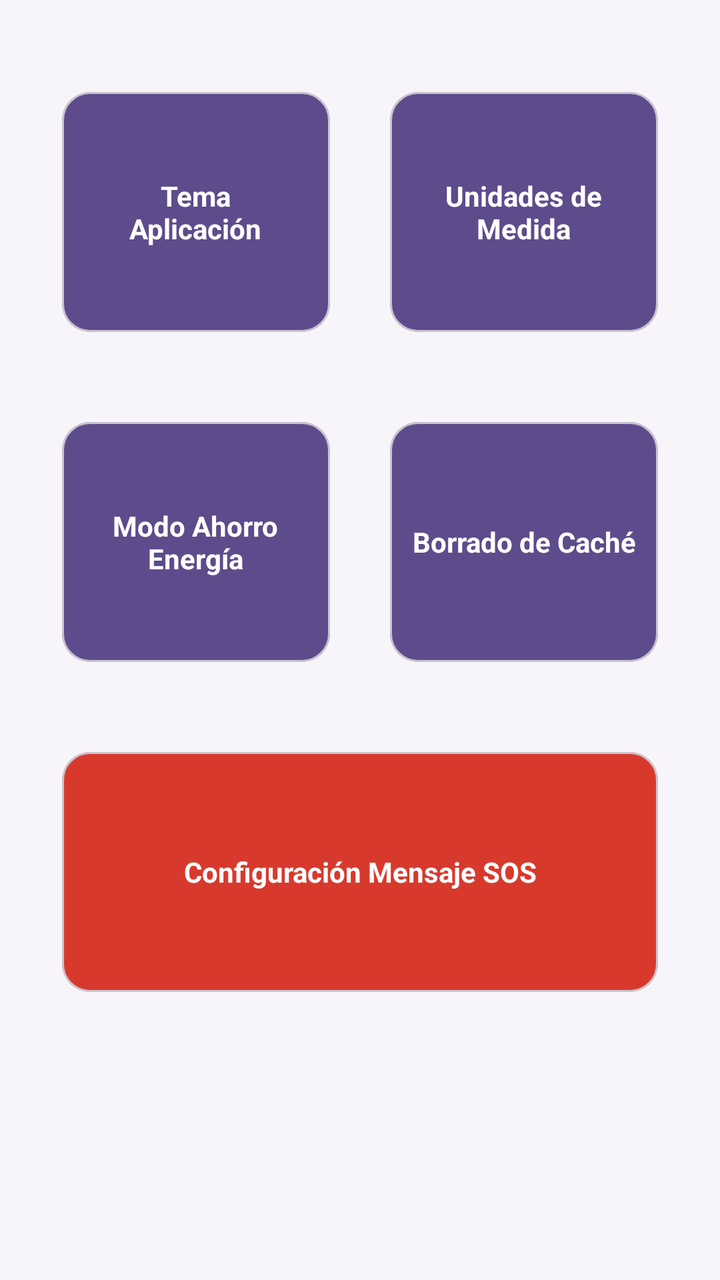
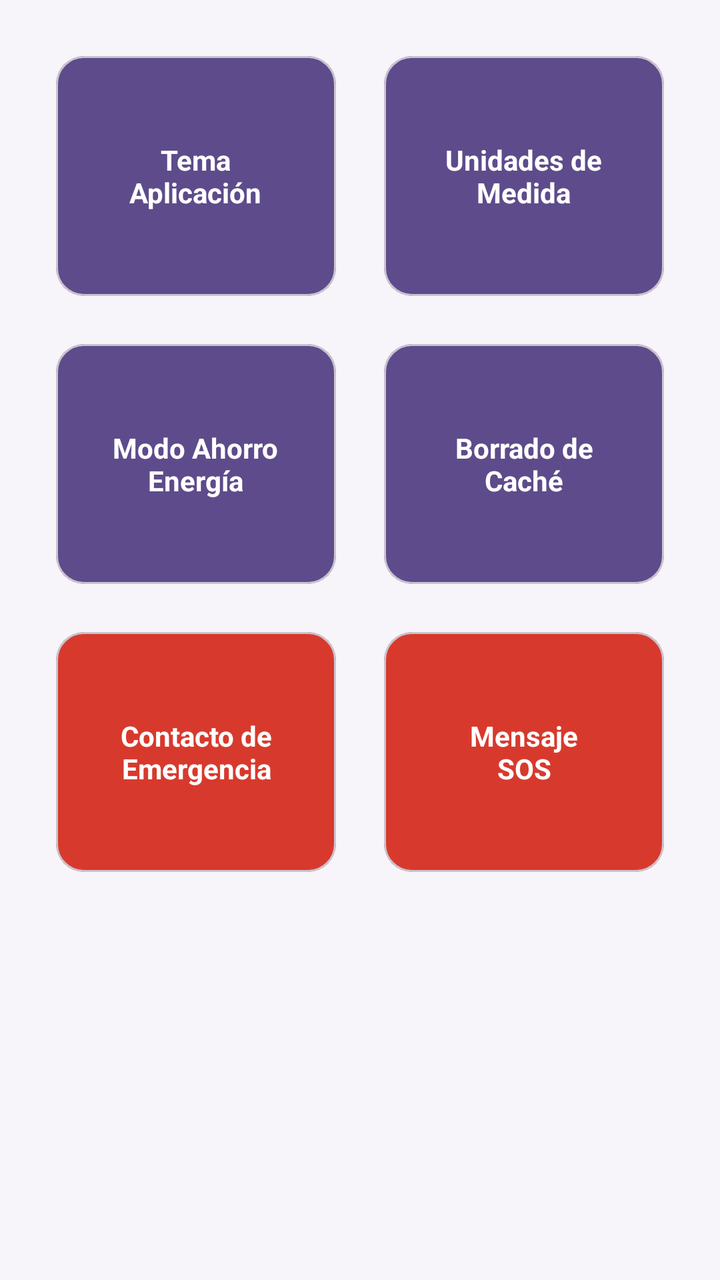

The first picture is an Android layout as it rendered before a commit; the second is the same layout after the commit. The layout source and the unified diff follow.
<!-- AndroidManifest.xml: application theme Theme.BikeLight -->
<!-- res/layout/fragment_preferencias.xml -->
<?xml version="1.0" encoding="utf-8"?>
<ScrollView xmlns:android="http://schemas.android.com/apk/res/android"
    xmlns:app="http://schemas.android.com/apk/res-auto"
    android:layout_width="match_parent"
    android:layout_height="match_parent"
    android:padding="16dp"
    android:fillViewport="true"
    android:background="@color/bikelight_bg">

    <GridLayout
        android:layout_width="match_parent"
        android:layout_height="wrap_content"
        android:columnCount="2"
        android:alignmentMode="alignMargins"
        android:columnOrderPreserved="false">

        
        <com.google.android.material.card.MaterialCardView
            android:id="@+id/cardTemaApp"
            android:layout_width="0dp"
            android:layout_height="120dp"
            android:layout_columnWeight="1"
            android:layout_margin="15dp"
            android:layout_marginTop="30dp"
            app:cardCornerRadius="14dp"
            app:cardBackgroundColor="@color/bikelight_card">

            <TextView
                android:layout_width="wrap_content"
                android:layout_height="wrap_content"
                android:layout_gravity="center"
                android:gravity="center"
                android:text="Tema\nAplicación"
                android:textColor="@color/white"
                android:textStyle="bold"
                android:textSize="14sp" />
        </com.google.android.material.card.MaterialCardView>

        
        <com.google.android.material.card.MaterialCardView
            android:id="@+id/cardUnidadesMedida"
            android:layout_width="0dp"
            android:layout_height="120dp"
            android:layout_columnWeight="1"
            android:layout_margin="15dp"
            android:layout_marginTop="30dp"
            app:cardCornerRadius="14dp"
            app:cardBackgroundColor="@color/bikelight_card">

            <TextView
                android:layout_width="wrap_content"
                android:layout_height="wrap_content"
                android:layout_gravity="center"
                android:gravity="center"
                android:text="Unidades de\nMedida"
                android:textColor="@color/white"
                android:textStyle="bold"
                android:textSize="14sp" />
        </com.google.android.material.card.MaterialCardView>

        
        <com.google.android.material.card.MaterialCardView
            android:id="@+id/cardAhorroEnergia"
            android:layout_width="0dp"
            android:layout_height="120dp"
            android:layout_columnWeight="1"
            android:layout_margin="15dp"
            android:layout_marginTop="30dp"
            app:cardCornerRadius="14dp"
            app:cardBackgroundColor="@color/bikelight_card">

            <TextView
                android:layout_width="wrap_content"
                android:layout_height="wrap_content"
                android:layout_gravity="center"
                android:gravity="center"
                android:text="Modo Ahorro\nEnergía"
                android:textColor="@color/white"
                android:textStyle="bold"
                android:textSize="14sp" />
        </com.google.android.material.card.MaterialCardView>

        
        <com.google.android.material.card.MaterialCardView
            android:id="@+id/cardBorrarCache"
            android:layout_width="0dp"
            android:layout_height="120dp"
            android:layout_columnWeight="1"
            android:layout_margin="15dp"
            android:layout_marginTop="30dp"
            app:cardCornerRadius="14dp"
            app:cardBackgroundColor="@color/bikelight_card">

            <TextView
                android:layout_width="wrap_content"
                android:layout_height="wrap_content"
                android:layout_gravity="center"
                android:gravity="center"
                android:text="Borrado de Caché"
                android:textColor="@color/white"
                android:textStyle="bold"
                android:textSize="14sp" />
        </com.google.android.material.card.MaterialCardView>

        
        <com.google.android.material.card.MaterialCardView
            android:id="@+id/cardConfigMensajeSos"
            android:layout_width="0dp"
            android:layout_height="120dp"
            android:layout_columnSpan="2"
            android:layout_columnWeight="2"
            android:layout_margin="15dp"
            android:layout_marginTop="30dp"
            app:cardCornerRadius="14dp"
            app:cardBackgroundColor="@color/bikelight_sos">

            <TextView
                android:layout_width="wrap_content"
                android:layout_height="wrap_content"
                android:layout_gravity="center"
                android:gravity="center"
                android:text="Configuración Mensaje SOS"
                android:textColor="@color/white"
                android:textStyle="bold"
                android:textSize="14sp" />
        </com.google.android.material.card.MaterialCardView>
    </GridLayout>
</ScrollView>
<!-- resources referenced by this layout -->
<resources>
  <color name="bikelight_bg">#F7F5FA</color>
  <color name="bikelight_card">#5E4B8B</color>
  <color name="bikelight_sos">#d73a2d</color>
  <color name="white">#FFFFFF</color>
  <style name="Theme.BikeLight" parent="Base.Theme.BikeLight" />
  <style name="Base.Theme.BikeLight" parent="Theme.Material3.DayNight.NoActionBar">
          
          
      </style>
</resources>

<!-- the commit's change to res/layout/fragment_preferencias.xml (unified diff, before → after) -->
@@ -14,14 +14,12 @@
         android:alignmentMode="alignMargins"
         android:columnOrderPreserved="false">
 
-        
         <com.google.android.material.card.MaterialCardView
             android:id="@+id/cardTemaApp"
             android:layout_width="0dp"
             android:layout_height="120dp"
             android:layout_columnWeight="1"
-            android:layout_margin="15dp"
-            android:layout_marginTop="30dp"
+            android:layout_margin="12dp"
             app:cardCornerRadius="14dp"
             app:cardBackgroundColor="@color/bikelight_card">
 
@@ -36,14 +34,12 @@
                 android:textSize="14sp" />
         </com.google.android.material.card.MaterialCardView>
 
-        
         <com.google.android.material.card.MaterialCardView
             android:id="@+id/cardUnidadesMedida"
             android:layout_width="0dp"
             android:layout_height="120dp"
             android:layout_columnWeight="1"
-            android:layout_margin="15dp"
-            android:layout_marginTop="30dp"
+            android:layout_margin="12dp"
             app:cardCornerRadius="14dp"
             app:cardBackgroundColor="@color/bikelight_card">
 
@@ -58,14 +54,12 @@
                 android:textSize="14sp" />
         </com.google.android.material.card.MaterialCardView>
 
-        
         <com.google.android.material.card.MaterialCardView
             android:id="@+id/cardAhorroEnergia"
             android:layout_width="0dp"
             android:layout_height="120dp"
             android:layout_columnWeight="1"
-            android:layout_margin="15dp"
-            android:layout_marginTop="30dp"
+            android:layout_margin="12dp"
             app:cardCornerRadius="14dp"
             app:cardBackgroundColor="@color/bikelight_card">
 
@@ -80,14 +74,12 @@
                 android:textSize="14sp" />
         </com.google.android.material.card.MaterialCardView>
 
-        
         <com.google.android.material.card.MaterialCardView
             android:id="@+id/cardBorrarCache"
             android:layout_width="0dp"
             android:layout_height="120dp"
             android:layout_columnWeight="1"
-            android:layout_margin="15dp"
-            android:layout_marginTop="30dp"
+            android:layout_margin="12dp"
             app:cardCornerRadius="14dp"
             app:cardBackgroundColor="@color/bikelight_card">
 
@@ -96,21 +88,18 @@
                 android:layout_height="wrap_content"
                 android:layout_gravity="center"
                 android:gravity="center"
-                android:text="Borrado de Caché"
+                android:text="Borrado de\nCaché"
                 android:textColor="@color/white"
                 android:textStyle="bold"
                 android:textSize="14sp" />
         </com.google.android.material.card.MaterialCardView>
 
-        
         <com.google.android.material.card.MaterialCardView
-            android:id="@+id/cardConfigMensajeSos"
+            android:id="@+id/cardConfigContacto"
             android:layout_width="0dp"
             android:layout_height="120dp"
-            android:layout_columnSpan="2"
-            android:layout_columnWeight="2"
-            android:layout_margin="15dp"
-            android:layout_marginTop="30dp"
+            android:layout_columnWeight="1"
+            android:layout_margin="12dp"
             app:cardCornerRadius="14dp"
             app:cardBackgroundColor="@color/bikelight_sos">
 
@@ -119,7 +108,27 @@
                 android:layout_height="wrap_content"
                 android:layout_gravity="center"
                 android:gravity="center"
-                android:text="Configuración Mensaje SOS"
+                android:text="Contacto de\nEmergencia"
+                android:textColor="@color/white"
+                android:textStyle="bold"
+                android:textSize="14sp" />
+        </com.google.android.material.card.MaterialCardView>
+
+        <com.google.android.material.card.MaterialCardView
+            android:id="@+id/cardConfigMensajeSos"
+            android:layout_width="0dp"
+            android:layout_height="120dp"
+            android:layout_columnWeight="1"
+            android:layout_margin="12dp"
+            app:cardCornerRadius="14dp"
+            app:cardBackgroundColor="@color/bikelight_sos">
+
+            <TextView
+                android:layout_width="wrap_content"
+                android:layout_height="wrap_content"
+                android:layout_gravity="center"
+                android:gravity="center"
+                android:text="Mensaje\nSOS"
                 android:textColor="@color/white"
                 android:textStyle="bold"
                 android:textSize="14sp" />
